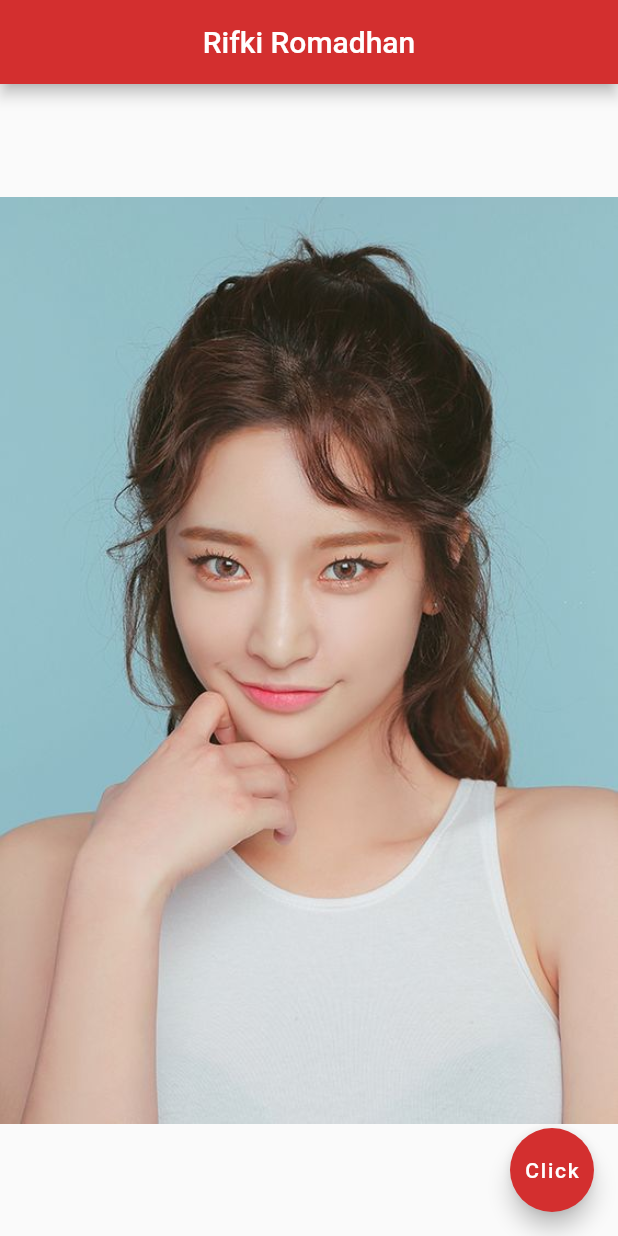
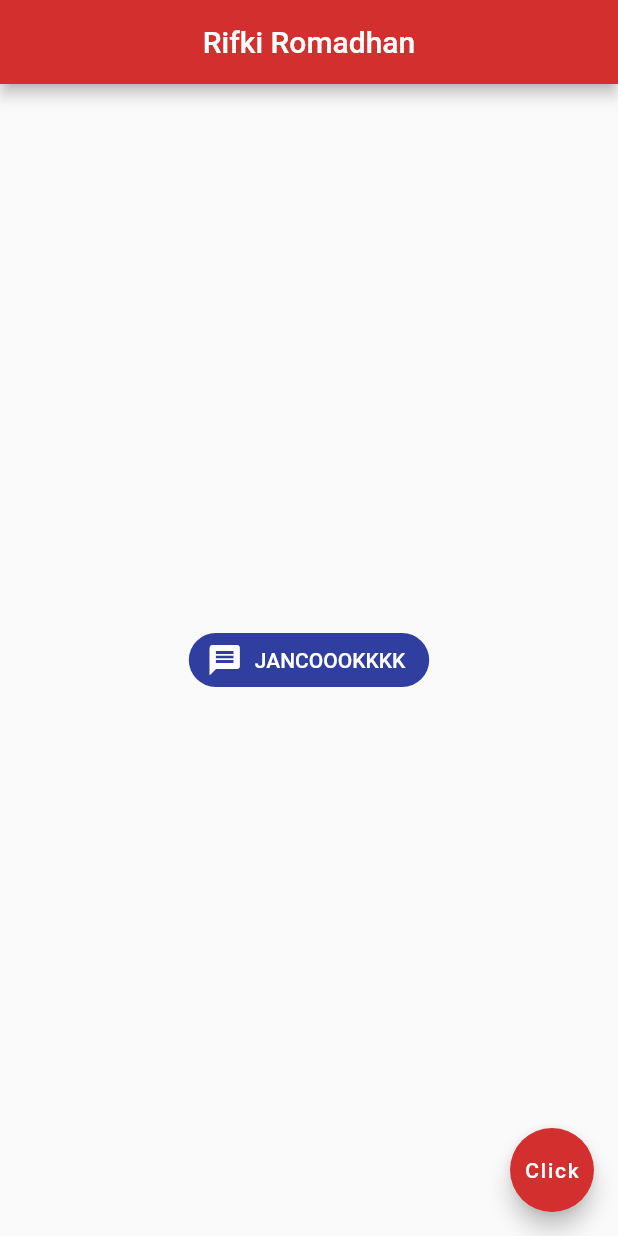
Before and after one commit to IkkiRama/Belajar-Flutter, a Flutter app: the screen it shows after launch, on a phone screen of 412 x 824 dp. Run offline on Flutter 3.47's test engine with Material 2 defaults, Android fonts, the light colour scheme and no system bars.

Commit message:
add button and icon

```diff
--- a/lib/main.dart
+++ b/lib/main.dart
@@ -9,22 +9,85 @@
   Widget build(BuildContext context) {
     return Scaffold(
         appBar: AppBar(
-        title: Text("Rifki Romadhan"),
+          title: const Text("Rifki Romadhan"),
           centerTitle: true,
           backgroundColor: Colors.red[700],
         ),
         body: Center(
-          // child: Image(
-          //     // Online
-          //     // image: NetworkImage("https://registrasi.unsoed.ac.id/infomhs/foto/C1A022041"),
-          //     // Offline
-          //     // image: AssetImage("assets/img2.jpg"),
+          child: ElevatedButton.icon(
+            onPressed: null,
+            icon: const Icon(Icons.message, color: Colors.white),
+            label: const Text("JANCOOOKKKK",
+                style: TextStyle(color: Colors.white)),
+            style: ButtonStyle(
+                shape: MaterialStateProperty.all<RoundedRectangleBorder>(
+                    RoundedRectangleBorder(
+                  borderRadius: BorderRadius.circular(18.0),
+                )),
+                backgroundColor: MaterialStateProperty.all(Colors.indigo[700])),
+          ),
+        ),
+
+        //body: Center(
+        //     child: OutlinedButton(
+        //         onPressed: null,
+        //         child: Text("Outlined Button",
+        //             style: TextStyle(color: Colors.white)),
+        //         style: ButtonStyle(
+        //             backgroundColor:
+        //                 MaterialStateProperty.all(Colors.indigo.shade600)))),
+
+        // body: Center(
+        //   child: TextButton(
+        //       onPressed: null,
+        //       child: Text("Text Button",
+        //           style: TextStyle(
+        //               fontSize: 32,
+        //               fontWeight: FontWeight.bold,
+        //               color: Colors.white,
+        //               letterSpacing: .9)),
+        //       style: ButtonStyle(
+        //           backgroundColor: MaterialStateProperty.all(Colors.red[700]),
+        //           elevation: MaterialStateProperty.all(4))),
+        // ),
+
+        // body: Center(
+        //   child: ElevatedButton(
+        //     onPressed: null,
+        //     child: Text(
+        //       "Elevated Button",
+        //       style: TextStyle(
+        //           fontSize: 32,
+        //           fontWeight: FontWeight.w600,
+        //           color: Colors.white,
+        //           fontFamily: "IndieFlower"),
         //     ),
+        //     style: ButtonStyle(
+        //         // minimumSize: MaterialStateProperty.all<Size>(250, 150),
+        //         backgroundColor: MaterialStateProperty.all(Colors.blue[700]),
+        //         elevation: MaterialStateProperty.all(4)),
+        //   ),
+        // ),
 
-          child:
-              // Image.network(
-              //     "https://registrasi.unsoed.ac.id/infomhs/foto/C1A022041"),
-              Image.asset("assets/img1.jpg")),
+        // body: Center(
+        //     child: Icon(
+        //   Icons.person_outline,
+        //   color: Colors.red[700],
+        //   size: 67,
+        // )),
+
+        // body: Center(
+        //     // child: Image(
+        //     //     // Online
+        //     //     // image: NetworkImage("https://registrasi.unsoed.ac.id/infomhs/foto/C1A022041"),
+        //     //     // Offline
+        //     //     // image: AssetImage("assets/img2.jpg"),
+        //     //     ),
+
+        //     child:
+        //         // Image.network(
+        //         //     "https://registrasi.unsoed.ac.id/infomhs/foto/C1A022041"),
+        //         Image.asset("assets/img1.jpg")),
 
         // body: Center(
         //   child: Text(
@@ -44,7 +107,6 @@
           onPressed: null,
           child: Text("Click"),
           backgroundColor: Colors.red[700],
-      ),
-    );
+        ));
   }
 }
```
Lines whose indentation alone changed are shown as unchanged.
